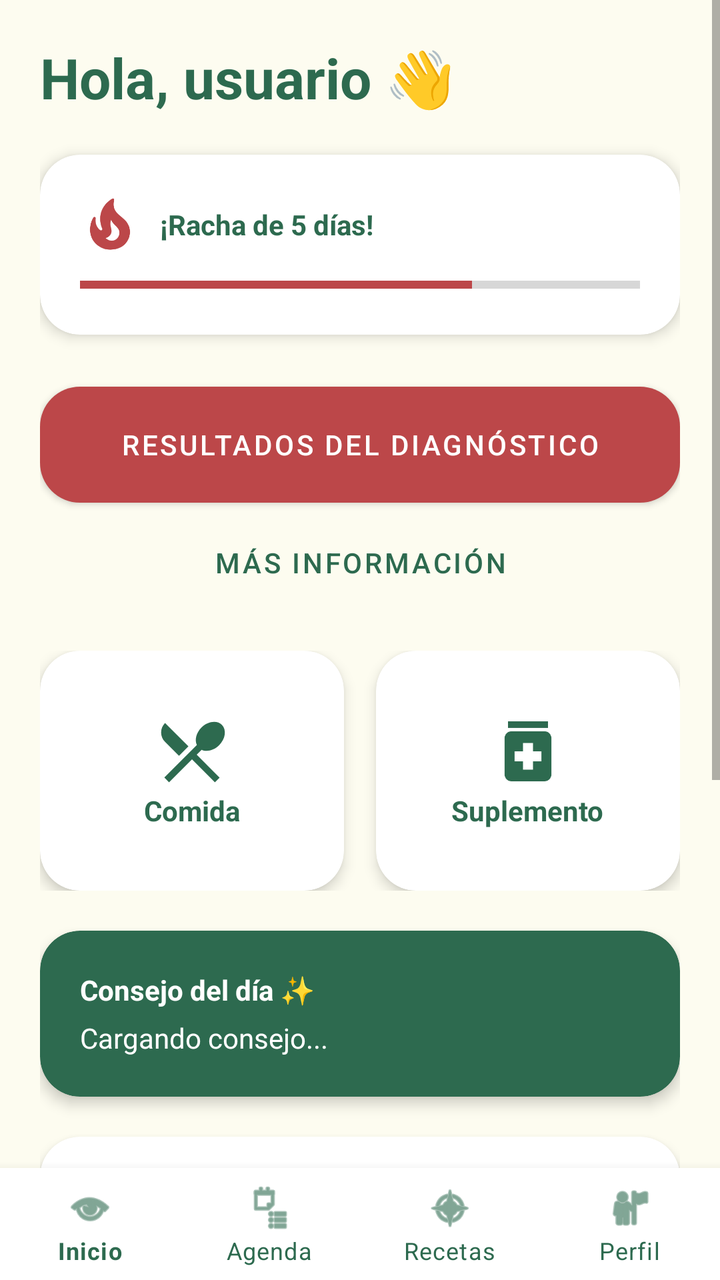
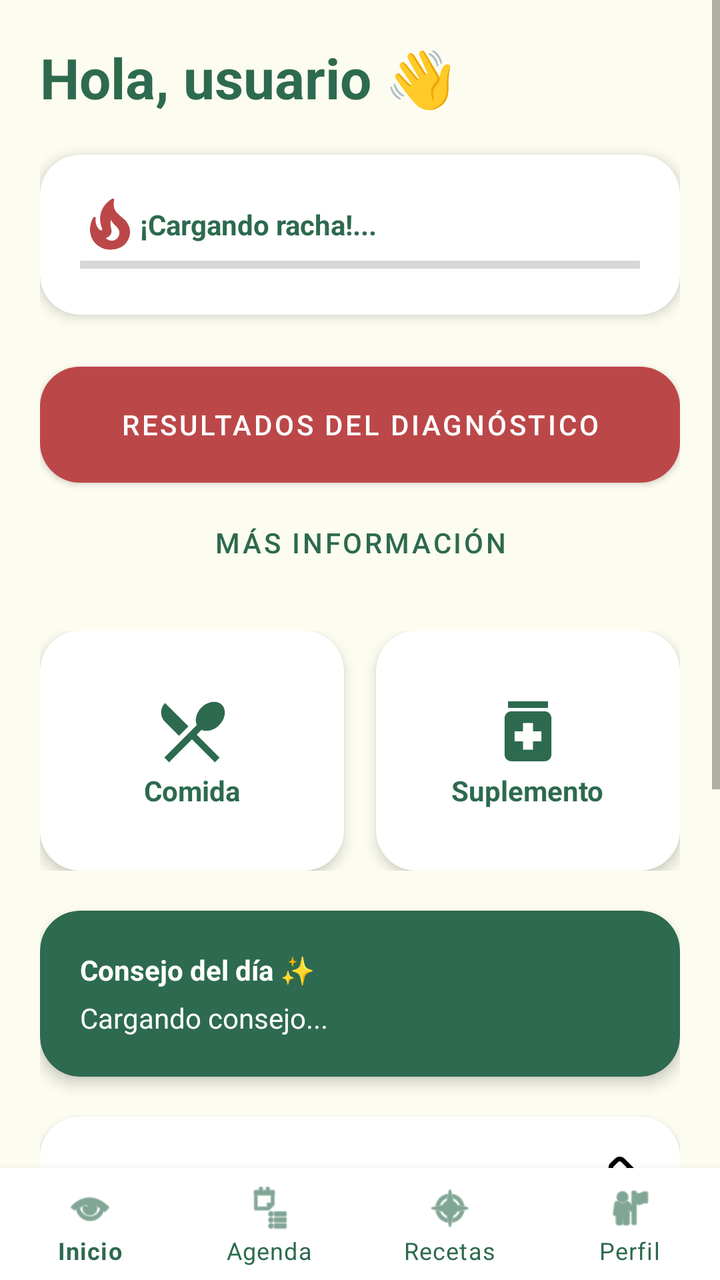

Two renders of the same Android screen: before a commit and after it. Below are the layout's source before the change and the commit's diff.
<!-- AndroidManifest.xml: application theme Theme.FutureNovaEPT -->
<!-- res/layout/activity_dashboard.xml -->
<?xml version="1.0" encoding="utf-8"?>
<androidx.constraintlayout.widget.ConstraintLayout xmlns:android="http://schemas.android.com/apk/res/android"
    xmlns:app="http://schemas.android.com/apk/res-auto"
    android:layout_width="match_parent"
    android:layout_height="match_parent"
    android:background="@color/soft_cream">

    <ScrollView
        android:id="@+id/mainScrollView"
        android:layout_width="0dp"
        android:layout_height="0dp"
        android:fillViewport="true"
        app:layout_constraintBottom_toTopOf="@+id/bottomNavigation"
        app:layout_constraintEnd_toEndOf="parent"
        app:layout_constraintStart_toStartOf="parent"
        app:layout_constraintTop_toTopOf="parent">

        <LinearLayout
            android:layout_width="match_parent"
            android:layout_height="wrap_content"
            android:orientation="vertical"
            android:padding="20dp">

            
            <TextView
                android:id="@+id/tvSaludo"
                android:layout_width="wrap_content"
                android:layout_height="wrap_content"
                android:text="Hola, usuario 👋"
                android:textColor="@color/green_primary"
                android:textSize="28sp"
                android:textStyle="bold" />

            
            <com.google.android.material.card.MaterialCardView
                android:layout_width="match_parent"
                android:layout_height="wrap_content"
                android:layout_marginTop="20dp"
                app:cardBackgroundColor="@android:color/white"
                app:cardCornerRadius="20dp"
                app:cardElevation="4dp">
                <LinearLayout
                    android:layout_width="match_parent"
                    android:layout_height="wrap_content"
                    android:orientation="vertical"
                    android:padding="20dp">
                    <LinearLayout
                        android:layout_width="match_parent"
                        android:layout_height="wrap_content"
                        android:gravity="center_vertical"
                        android:orientation="horizontal">
                        <ImageView
                            android:layout_width="30dp"
                            android:layout_height="30dp"
                            android:src="@drawable/ic_streak"
                            app:tint="@color/red_iron" />
                        <TextView
                            android:layout_width="wrap_content"
                            android:layout_height="wrap_content"
                            android:layout_marginStart="10dp"
                            android:text="¡Racha de 5 días!"
                            android:textColor="@color/green_primary"
                            android:textStyle="bold" />
                    </LinearLayout>
                    <ProgressBar
                        style="?android:attr/progressBarStyleHorizontal"
                        android:layout_width="match_parent"
                        android:layout_height="10dp"
                        android:layout_marginTop="10dp"
                        android:backgroundTint="#E0E0E0"
                        android:progress="70"
                        android:progressTint="@color/red_iron" />
                </LinearLayout>
            </com.google.android.material.card.MaterialCardView>

            
            <com.google.android.material.button.MaterialButton
                android:id="@+id/btnDiagnostico"
                android:layout_width="match_parent"
                android:layout_height="70dp"
                android:layout_marginTop="20dp"
                android:text="Resultados del diagnóstico"
                android:textColor="@android:color/white"
                app:backgroundTint="@color/red_iron"
                app:cornerRadius="20dp" />

            <com.google.android.material.button.MaterialButton
                style="@style/Widget.MaterialComponents.Button.TextButton"
                android:layout_width="wrap_content"
                android:layout_height="wrap_content"
                android:layout_gravity="center"
                android:text="Más información"
                android:textColor="@color/green_primary" />

            
            <LinearLayout
                android:layout_width="match_parent"
                android:layout_height="wrap_content"
                android:layout_marginTop="20dp"
                android:orientation="horizontal">
                <com.google.android.material.card.MaterialCardView
                    android:layout_width="0dp"
                    android:layout_height="120dp"
                    android:layout_marginEnd="8dp"
                    android:layout_weight="1"
                    app:cardBackgroundColor="@android:color/white"
                    app:cardCornerRadius="20dp"
                    app:cardElevation="4dp">
                    <LinearLayout
                        android:layout_width="match_parent"
                        android:layout_height="match_parent"
                        android:gravity="center"
                        android:orientation="vertical"
                        android:padding="16dp">
                        <ImageView
                            android:layout_width="40dp"
                            android:layout_height="40dp"
                            android:src="@drawable/ic_food"
                            app:tint="@color/green_primary" />
                        <TextView
                            android:layout_width="wrap_content"
                            android:layout_height="wrap_content"
                            android:text="Comida"
                            android:textColor="@color/green_primary"
                            android:textStyle="bold" />
                    </LinearLayout>
                </com.google.android.material.card.MaterialCardView>
                <com.google.android.material.card.MaterialCardView
                    android:layout_width="0dp"
                    android:layout_height="120dp"
                    android:layout_marginStart="8dp"
                    android:layout_weight="1"
                    app:cardBackgroundColor="@android:color/white"
                    app:cardCornerRadius="20dp"
                    app:cardElevation="4dp">
                    <LinearLayout
                        android:layout_width="match_parent"
                        android:layout_height="match_parent"
                        android:gravity="center"
                        android:orientation="vertical"
                        android:padding="16dp">
                        <ImageView
                            android:layout_width="40dp"
                            android:layout_height="40dp"
                            android:src="@drawable/ic_pill"
                            app:tint="@color/green_primary" />
                        <TextView
                            android:layout_width="wrap_content"
                            android:layout_height="wrap_content"
                            android:text="Suplemento"
                            android:textColor="@color/green_primary"
                            android:textStyle="bold" />
                    </LinearLayout>
                </com.google.android.material.card.MaterialCardView>
            </LinearLayout>

            
            <com.google.android.material.card.MaterialCardView
                android:layout_width="match_parent"
                android:layout_height="wrap_content"
                android:layout_marginTop="20dp"
                app:cardBackgroundColor="@color/green_primary"
                app:cardCornerRadius="20dp"
                app:cardElevation="4dp">
                <LinearLayout
                    android:layout_width="match_parent"
                    android:layout_height="wrap_content"
                    android:orientation="vertical"
                    android:padding="20dp">
                    <TextView
                        android:layout_width="wrap_content"
                        android:layout_height="wrap_content"
                        android:text="Consejo del día ✨"
                        android:textColor="@android:color/white"
                        android:textStyle="bold" />
                    <TextView
                        android:id="@+id/tvConsejo"
                        android:layout_width="wrap_content"
                        android:layout_height="wrap_content"
                        android:layout_marginTop="5dp"
                        android:text="Cargando consejo..."
                        android:textColor="@android:color/white"
                        android:textSize="14sp" />
                </LinearLayout>
            </com.google.android.material.card.MaterialCardView>

            
            <com.google.android.material.card.MaterialCardView
                android:layout_width="match_parent"
                android:layout_height="wrap_content"
                android:layout_marginTop="20dp"
                app:cardBackgroundColor="@android:color/white"
                app:cardCornerRadius="20dp"
                app:cardElevation="4dp">
                <LinearLayout
                    android:layout_width="match_parent"
                    android:layout_height="wrap_content"
                    android:gravity="center_vertical"
                    android:orientation="horizontal"
                    android:padding="20dp">
                    <LinearLayout
                        android:layout_width="0dp"
                        android:layout_height="wrap_content"
                        android:layout_weight="1"
                        android:orientation="vertical">
                        <TextView
                            android:layout_width="wrap_content"
                            android:layout_height="wrap_content"
                            android:text="Recordatorio de agua"
                            android:textColor="@color/green_primary"
                            android:textStyle="bold" />
                        <TextView
                            android:layout_width="wrap_content"
                            android:layout_height="wrap_content"
                            android:layout_marginTop="5dp"
                            android:text="0 / 2000ml"
                            android:textColor="@color/red_iron"
                            android:textSize="20sp"
                            android:textStyle="bold" />
                    </LinearLayout>
                    <ImageView
                        android:layout_width="60dp"
                        android:layout_height="60dp"
                        android:src="@drawable/botella_de_agua" />
                </LinearLayout>
            </com.google.android.material.card.MaterialCardView>

            <ImageView
                android:layout_width="321dp"
                android:layout_height="146dp"
                android:layout_gravity="start"
                android:layout_marginTop="20dp"
                android:layout_marginBottom="20dp"
                android:adjustViewBounds="true"
                android:src="@drawable/chica1" />

        </LinearLayout>
    </ScrollView>

    <com.google.android.material.bottomnavigation.BottomNavigationView
        android:id="@+id/bottomNavigation"
        android:layout_width="0dp"
        android:layout_height="wrap_content"
        app:bottomNavigationStyle="@style/Widget.MaterialComponents.BottomNavigationView"
        app:itemIconTint="@color/green_primary"
        app:itemTextColor="@color/green_primary"
        app:labelVisibilityMode="labeled"
        app:layout_constraintBottom_toBottomOf="parent"
        app:layout_constraintEnd_toEndOf="parent"
        app:layout_constraintStart_toStartOf="parent"
        app:menu="@menu/bottom_nav_menu" />

</androidx.constraintlayout.widget.ConstraintLayout>
<!-- resources referenced by this layout -->
<resources>
  <color name="green_primary">#2D6A4F</color>
  <color name="red_iron">#BC4749</color>
  <color name="soft_cream">#FDFCF0</color>
  <!-- drawable botella_de_agua: png bitmap (drawable, 27171 bytes) -->
  <!-- drawable chica1: png bitmap (drawable, 67169 bytes) -->
  <!-- drawable ic_food (drawable) -->
  <vector xmlns:android="http://schemas.android.com/apk/res/android" android:height="24dp" android:tint="#762222" android:viewportHeight="24" android:viewportWidth="24" android:width="24dp">
        
      <path android:fillColor="@android:color/white" android:pathData="M8.1,13.34l2.83,-2.83L3.91,3.5c-1.56,1.56 -1.56,4.09 0,5.66l4.19,4.18zM14.88,11.53c1.53,0.71 3.68,0.21 5.27,-1.38 1.91,-1.91 2.28,-4.65 0.81,-6.12 -1.46,-1.46 -4.2,-1.1 -6.12,0.81 -1.59,1.59 -2.09,3.74 -1.38,5.27L3.7,19.87l1.41,1.41L12,14.41l6.88,6.88 1.41,-1.41L13.41,13l1.47,-1.47z"/>
      
  </vector>
  <!-- drawable ic_pill (drawable) -->
  <vector xmlns:android="http://schemas.android.com/apk/res/android" android:height="24dp" android:tint="#762222" android:viewportHeight="24" android:viewportWidth="24" android:width="24dp">
        
      <path android:fillColor="@android:color/white" android:pathData="M6,3h12v2h-12z"/>
        
      <path android:fillColor="@android:color/white" android:pathData="M17,6H7C5.9,6 5,6.9 5,8v11c0,1.1 0.9,2 2,2h10c1.1,0 2,-0.9 2,-2V8C19,6.9 18.1,6 17,6zM16,15h-2.5v2.5h-3V15H8v-3h2.5V9.5h3V12H16V15z"/>
      
  </vector>
  <!-- drawable ic_streak (drawable) -->
  <vector xmlns:android="http://schemas.android.com/apk/res/android" android:height="24dp" android:tint="#762222" android:viewportHeight="24" android:viewportWidth="24" android:width="24dp">
        
      <path android:fillColor="@android:color/white" android:pathData="M19.48,12.35c-1.57,-4.08 -7.16,-4.3 -5.81,-10.23c0.1,-0.44 -0.37,-0.78 -0.75,-0.55C9.29,3.71 6.68,8 8.87,13.62c0.18,0.46 -0.36,0.89 -0.75,0.59c-1.81,-1.37 -2,-3.34 -1.84,-4.75c0.06,-0.52 -0.62,-0.77 -0.91,-0.34C4.69,10.16 4,11.84 4,14.37c0.38,5.6 5.11,7.32 6.81,7.54c2.43,0.31 5.06,-0.14 6.95,-1.87C19.84,18.11 20.6,15.03 19.48,12.35zM10.2,17.38c1.44,-0.35 2.18,-1.39 2.38,-2.31c0.33,-1.43 -0.96,-2.83 -0.09,-5.09c0.33,1.87 3.27,3.04 3.27,5.08C15.84,17.59 13.1,19.76 10.2,17.38z"/>
      
  </vector>
  <style name="Theme.FutureNovaEPT" parent="Theme.MaterialComponents.DayNight.DarkActionBar">
          
          <item name="colorPrimary">@color/purple_500</item>
          <item name="colorPrimaryVariant">@color/purple_700</item>
          <item name="colorOnPrimary">@color/white</item>
          
          <item name="colorSecondary">@color/teal_200</item>
          <item name="colorSecondaryVariant">@color/teal_700</item>
          <item name="colorOnSecondary">@color/black</item>
          
          <item name="android:statusBarColor">?attr/colorPrimaryVariant</item>
          
      </style>
  <color name="purple_500">#FF6200EE</color>
  <color name="purple_700">#FF3700B3</color>
  <color name="white">#FFFFFF</color>
  <color name="teal_200">#FF03DAC5</color>
  <color name="teal_700">#FF018786</color>
  <color name="black">#000000</color>
</resources>

<!-- the commit's change to res/layout/activity_dashboard.xml (unified diff, before → after) -->
@@ -55,20 +55,20 @@
                             android:src="@drawable/ic_streak"
                             app:tint="@color/red_iron" />
                         <TextView
-                            android:layout_width="wrap_content"
-                            android:layout_height="wrap_content"
-                            android:layout_marginStart="10dp"
-                            android:text="¡Racha de 5 días!"
-                            android:textColor="@color/green_primary"
-                            android:textStyle="bold" />
+                            android:id="@+id/tvRacha"
+                            android:layout_width="wrap_content"
+                            android:layout_height="wrap_content"
+                            android:text="¡Cargando racha!..."
+                            android:textStyle="bold"
+                            android:textColor="@color/green_primary" />
+
                     </LinearLayout>
                     <ProgressBar
+                        android:id="@+id/progressBarRacha"
                         style="?android:attr/progressBarStyleHorizontal"
                         android:layout_width="match_parent"
                         android:layout_height="10dp"
-                        android:layout_marginTop="10dp"
-                        android:backgroundTint="#E0E0E0"
-                        android:progress="70"
+                        android:progress="0"
                         android:progressTint="@color/red_iron" />
                 </LinearLayout>
             </com.google.android.material.card.MaterialCardView>
@@ -186,6 +186,7 @@
 
             
             <com.google.android.material.card.MaterialCardView
+                android:id="@+id/cardWater"
                 android:layout_width="match_parent"
                 android:layout_height="wrap_content"
                 android:layout_marginTop="20dp"
@@ -233,6 +234,8 @@
                 android:layout_marginBottom="20dp"
                 android:adjustViewBounds="true"
                 android:src="@drawable/chica1" />
+
+
 
         </LinearLayout>
     </ScrollView>
